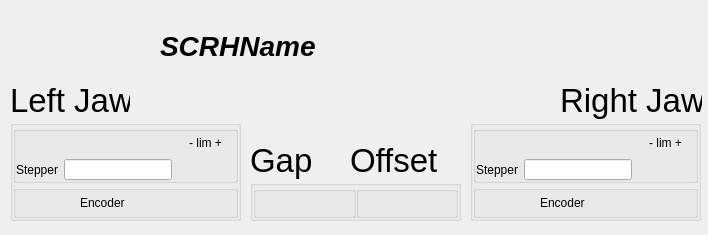
This is ui/SCRH.ui in mrosanes/LTBScrapersGUI as Qt 5 draws it before an edit. The edited form follows.
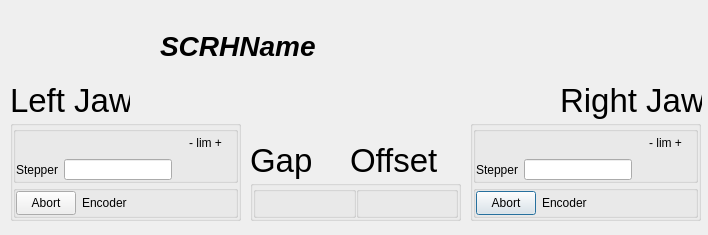
This is the edited form. Icons and pictures are not drawn. Custom widgets are drawn as their Qt base class.

Commit message: added Abort button using PyTango.DeviceProxy BY NOW

The edit to the form file:
```diff
--- a/ui/SCRH.ui
+++ b/ui/SCRH.ui
@@ -318,17 +318,17 @@
        <item row="0" column="0" >
         <layout class="QHBoxLayout" >
          <item>
-          <spacer>
-           <property name="orientation" >
-            <enum>Qt::Horizontal</enum>
-           </property>
-           <property name="sizeHint" >
+          <widget class="QPushButton" name="rightAbort" >
+           <property name="maximumSize" >
             <size>
-             <width>40</width>
-             <height>20</height>
+             <width>60</width>
+             <height>25</height>
             </size>
            </property>
-          </spacer>
+           <property name="text" >
+            <string>Abort</string>
+           </property>
+          </widget>
          </item>
          <item>
           <widget class="QLabel" name="rightEncLabel" >
@@ -614,17 +614,17 @@
        <item row="0" column="0" >
         <layout class="QHBoxLayout" >
          <item>
-          <spacer>
-           <property name="orientation" >
-            <enum>Qt::Horizontal</enum>
-           </property>
-           <property name="sizeHint" >
+          <widget class="QPushButton" name="leftAbort" >
+           <property name="maximumSize" >
             <size>
-             <width>40</width>
-             <height>20</height>
+             <width>60</width>
+             <height>25</height>
             </size>
            </property>
-          </spacer>
+           <property name="text" >
+            <string>Abort</string>
+           </property>
+          </widget>
          </item>
          <item>
           <widget class="QLabel" name="leftEncLabel" >
```
The commit also changes 7 other files.
